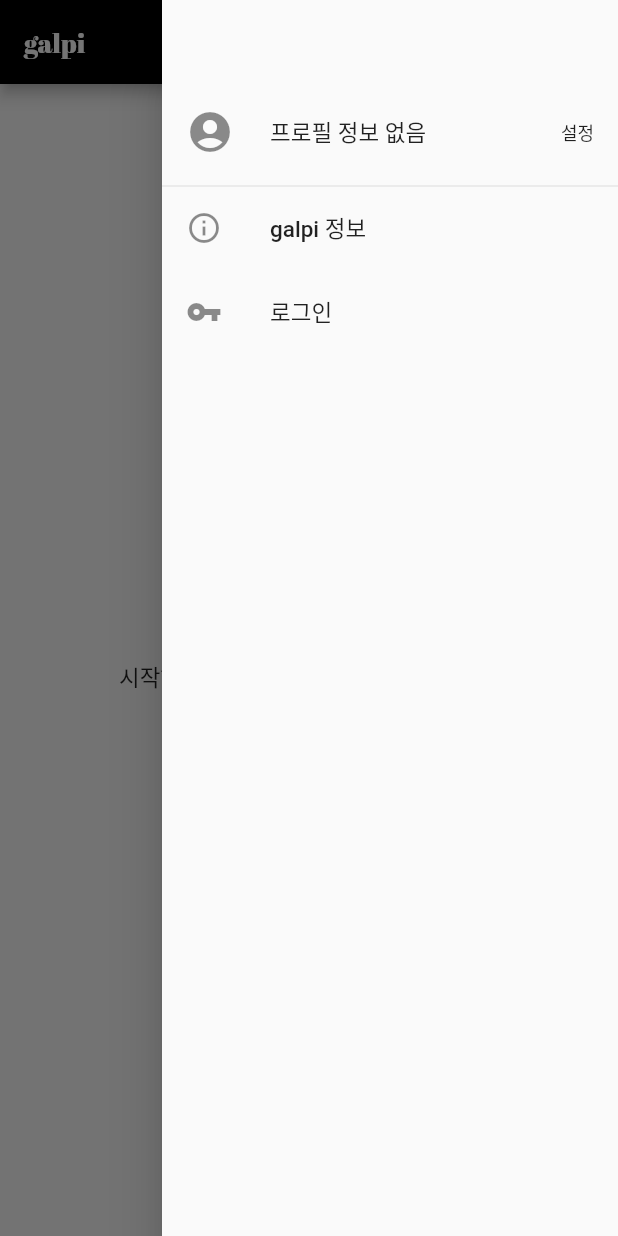
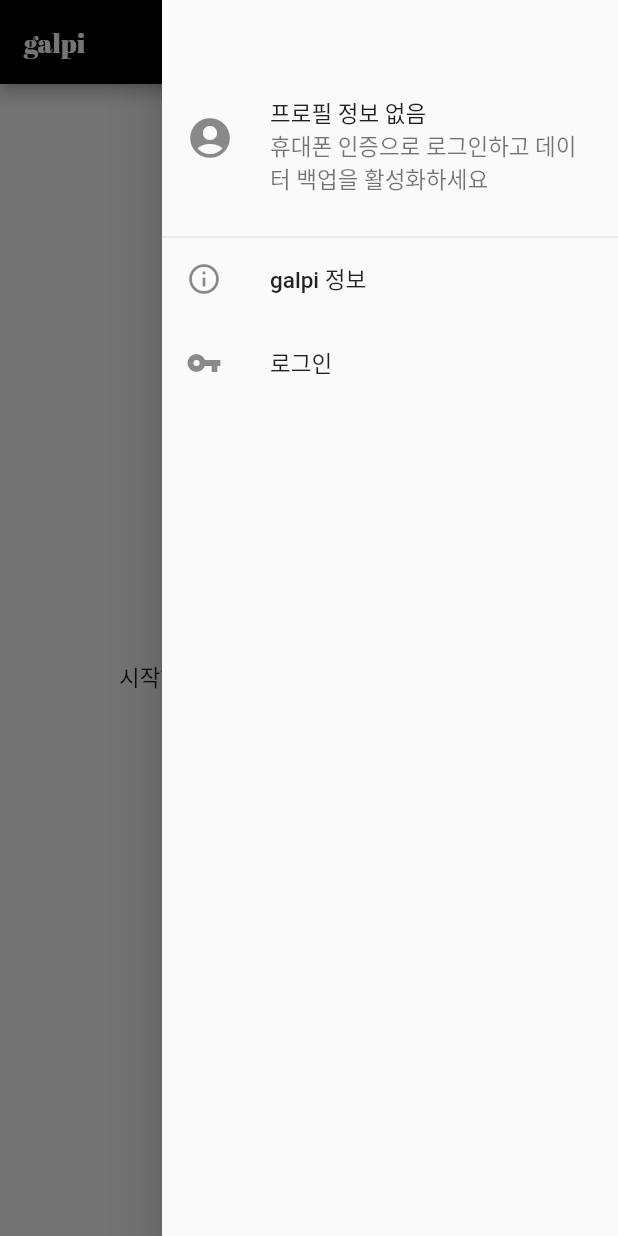
Before and after one commit to heejongahn/galpi, a Flutter app: the screen it shows after launch, with the side drawer open, on a phone screen of 412 x 824 dp. Run offline on Flutter 3.47's test engine with Material 2 defaults, Android fonts, the phone set to English and light mode, and no system bars; our stand-ins replace firebase_auth, package_info, rxdart, shared_preferences, sqflite, tuple and 1 more; accounts and stored records are empty; Roboto replaces fonts that are missing (SpoqaHan-Sans).

Commit message:
Improve main drawer UI/UX

```diff
--- a/lib/components/main_drawer/index.dart
+++ b/lib/components/main_drawer/index.dart
@@ -13,8 +13,34 @@ class MainDrawer extends StatelessWidget {
     return Consumer<UserRepository>(builder: (context, userRepository, child) {
       final isAuthenticated = userRepository.isAuthenticated;
 
+      final onSignOutConfirm = (BuildContext dialogContext) async {
+        await userRepository.signOut();
+        Navigator.of(dialogContext).pop();
+        Navigator.of(context).pop();
+        Scaffold.of(context).showSnackBar(SnackBar(
+          content: Text('로그아웃 되었습니다.'),
+        ));
+      };
+
       final onSignOut = () async {
-        await userRepository.signOut();
+        showDialog(
+            context: context,
+            builder: (BuildContext ctx) {
+              return AlertDialog(
+                title: Text("정말 로그아웃합니까?"),
+                actions: <Widget>[
+                  FlatButton(
+                    child: Text("취소"),
+                    onPressed: () {
+                      Navigator.of(ctx).pop();
+                    },
+                  ),
+                  FlatButton(
+                      child: Text("확인"),
+                      onPressed: () => onSignOutConfirm(ctx)),
+                ],
+              );
+            });
       };
 
       final onClickSignIn = () {
@@ -31,9 +57,12 @@ class MainDrawer extends StatelessWidget {
         await userRepository.onSetDisplayName(displayName: newDisplayName);
       };
 
-      final drawHeaderTitle = isAuthenticated
+      final drawerHeaderTitle = isAuthenticated
           ? (userRepository.user.displayName ?? '닉네임 없음')
           : '프로필 정보 없음';
+
+      final drawerHeaderSubtitle =
+          isAuthenticated ? '' : '휴대폰 인증으로 로그인하고 데이터 백업을 활성화하세요';
 
       return Drawer(
         child: ListView(
@@ -45,24 +74,17 @@ class MainDrawer extends StatelessWidget {
                   bottom: Divider.createBorderSide(context),
                 ),
               ),
-              padding: EdgeInsets.fromLTRB(0, 60, 0, 8),
+              padding: EdgeInsets.fromLTRB(0, 60, 0, 24),
               child: ListTile(
                 leading: Icon(Icons.account_circle, size: 32),
-                title: Text(drawHeaderTitle),
-                trailing: GestureDetector(
-                  child: Text(
-                    '설정',
-                    style: Theme.of(context)
-                        .textTheme
-                        .button
-                        .copyWith(fontSize: 12),
-                  ),
-                  onTap: () {
-                    onClickSetDisplayName(context,
-                        onConfirm: onChangeDisplayName,
-                        currentDisplayName: userRepository.user.displayName);
-                  },
-                ),
+                title: Text(drawerHeaderTitle),
+                subtitle: Text(drawerHeaderSubtitle),
+                trailing: isAuthenticated
+                    ? buildNicknameSettingButton(
+                        context: context,
+                        onChangeDisplayName: onChangeDisplayName,
+                        currentDisplayName: userRepository.user.displayName)
+                    : null,
               ),
             ),
             buildAboutListTile(),
@@ -81,6 +103,26 @@ class MainDrawer extends StatelessWidget {
         ),
       );
     });
+  }
+
+  GestureDetector buildNicknameSettingButton({
+    BuildContext context,
+    Future<dynamic> onChangeDisplayName(String newDisplayName),
+    String currentDisplayName,
+  }) {
+    return GestureDetector(
+      child: Text(
+        '설정',
+        style: Theme.of(context).textTheme.button.copyWith(fontSize: 12),
+      ),
+      onTap: () {
+        onClickSetDisplayName(
+          context,
+          onConfirm: onChangeDisplayName,
+          currentDisplayName: currentDisplayName,
+        );
+      },
+    );
   }
 
   FutureBuilder<PackageInfo> buildAboutListTile() {
```
